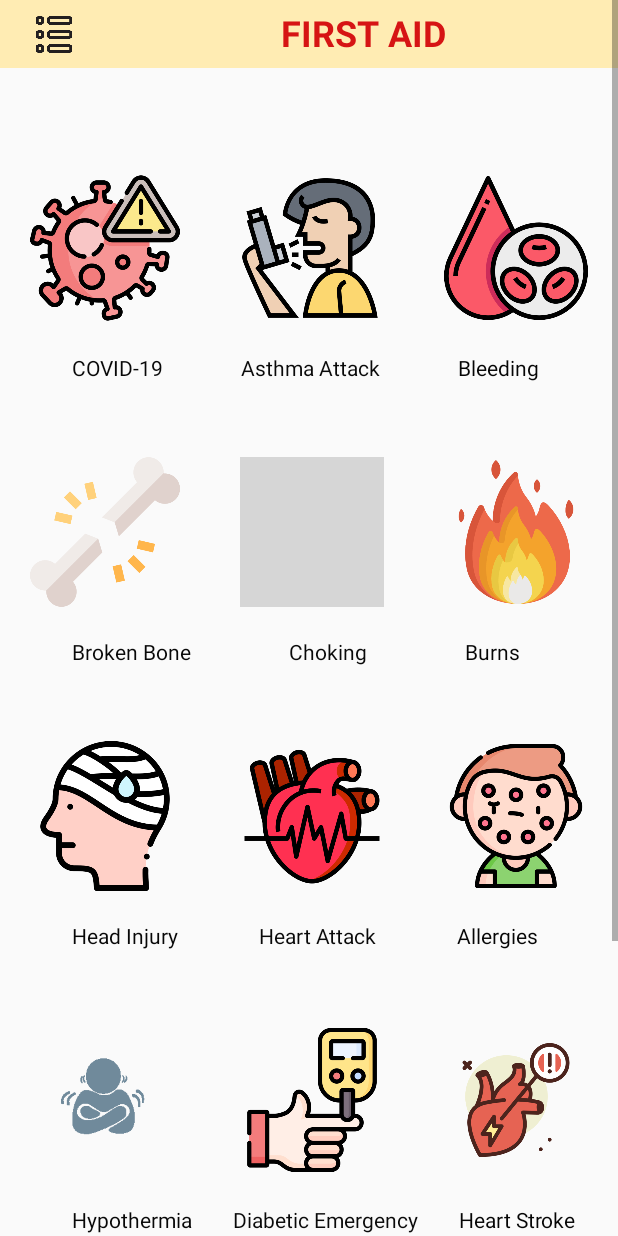
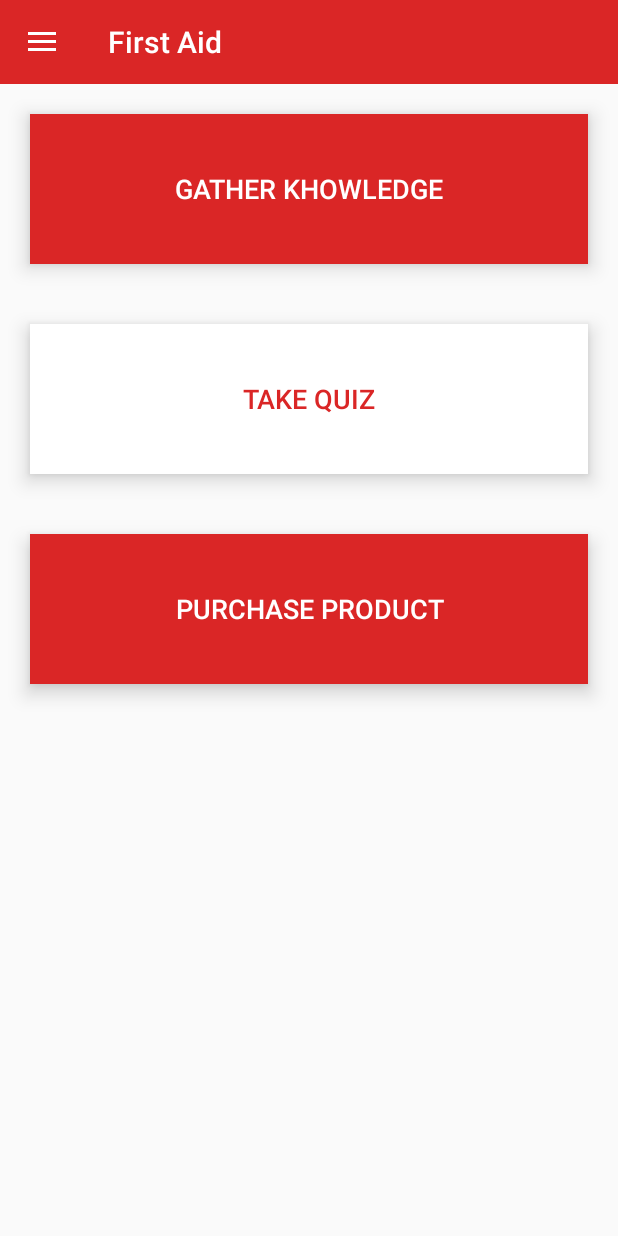
Before and after one commit to Gulsher6862/NewFirstAid, an Android app: the screen it shows after launch (Home before the commit, Dashboard after it), after a tap on "GUEST", on a phone screen of 412 x 824 dp. Run offline under Robolectric (Android 15) with nearby library versions, the light colour scheme and no system bars; our stand-ins replace Firebase (no records; nobody signed in at launch, a user with empty details on screens opened directly); Roboto replaces fonts that are not available here; grey boxes are pictures that could not be loaded.

Commit message:
Dashboard & Side Menu

```diff
--- a/app/src/main/AndroidManifest.xml
+++ b/app/src/main/AndroidManifest.xml
@@ -11,6 +11,7 @@
         android:roundIcon="@mipmap/ic_launcher_round"
         android:supportsRtl="true"
         android:theme="@style/AppTheme">
+        <activity android:name=".Dashboard" />
         <activity android:name=".Stings"></activity>
         <activity android:name=".Poisoning" />
         <activity android:name=".Hypothermia" />
--- /dev/null
+++ b/app/src/main/java/com/example/firstaid/Dashboard.java
@@ -0,0 +1,119 @@
+package com.example.firstaid;
+
+import android.content.Intent;
+import android.os.Bundle;
+import android.view.MenuItem;
+import android.view.View;
+import android.widget.Button;
+import android.widget.TextView;
+
+import androidx.annotation.NonNull;
+import androidx.appcompat.app.ActionBarDrawerToggle;
+import androidx.appcompat.app.AppCompatActivity;
+import androidx.appcompat.widget.Toolbar;
+import androidx.core.view.GravityCompat;
+import androidx.drawerlayout.widget.DrawerLayout;
+
+import com.google.android.gms.tasks.OnCompleteListener;
+import com.google.android.gms.tasks.Task;
+import com.google.android.material.navigation.NavigationView;
+import com.google.firebase.auth.FirebaseAuth;
+import com.google.firebase.firestore.DocumentSnapshot;
+import com.google.firebase.firestore.FirebaseFirestore;
+
+public class Dashboard extends AppCompatActivity implements NavigationView.OnNavigationItemSelectedListener {
+
+    DrawerLayout drawerLayout;
+    NavigationView navigationView;
+    Toolbar toolbar;
+    TextView uname;
+    Button b1,b2,b3;
+
+    private FirebaseAuth mAuth;
+    private FirebaseFirestore db;
+    @Override
+    protected void onCreate(Bundle savedInstanceState) {
+        super.onCreate(savedInstanceState);
+        setContentView(R.layout.activity_dashboard);
+
+        mAuth = FirebaseAuth.getInstance();
+        db = FirebaseFirestore.getInstance();
+
+        drawerLayout = (DrawerLayout)findViewById(R.id.drawer_layout);
+        toolbar = (Toolbar)findViewById(R.id.toolbar);
+        navigationView = (NavigationView)findViewById(R.id.nav_view);
+        navigationView.setNavigationItemSelectedListener(this);
+        setSupportActionBar(toolbar);
+        ActionBarDrawerToggle toggle = new ActionBarDrawerToggle(
+                this, drawerLayout, toolbar, R.string.navigation_drawer_open, R.string.navigation_drawer_close);
+        drawerLayout.addDrawerListener(toggle);
+        toggle.syncState();
+
+        uname = navigationView.getHeaderView(0).findViewById(R.id.mNavUserName);
+        if (mAuth.getCurrentUser()==null){
+            navigationView.getMenu().clear();
+        }
+        else {
+            db.collection("users")
+                    .document(mAuth.getCurrentUser().getUid())
+                    .get()
+                    .addOnCompleteListener(new OnCompleteListener<DocumentSnapshot>() {
+                        @Override
+                        public void onComplete(@NonNull Task<DocumentSnapshot> task) {
+                            DocumentSnapshot document = task.getResult();
+                            uname.setText(document.get("username").toString());
+                        }
+                    });
+        }
+
+
+        b1 = findViewById(R.id.b1);
+        b1.setOnClickListener(new View.OnClickListener() {
+            @Override
+            public void onClick(View view) {
+                Intent intent = new Intent(Dashboard.this,Home.class);
+                startActivity(intent);
+            }
+        });
+
+        b2 = findViewById(R.id.b2);
+        b2.setOnClickListener(new View.OnClickListener() {
+            @Override
+            public void onClick(View view) {
+
+            }
+        });
+
+        b3 = findViewById(R.id.b3);
+        b3.setOnClickListener(new View.OnClickListener() {
+            @Override
+            public void onClick(View view) {
+
+            }
+        });
+    }
+
+    @Override
+    public void onBackPressed() {
+        if (drawerLayout.isDrawerOpen(GravityCompat.START)) {
+            drawerLayout.closeDrawer(GravityCompat.START);
+        } else {
+            super.onBackPressed();
+        }
+    }
+
+    @Override
+    public boolean onNavigationItemSelected(@NonNull MenuItem item) {
+        drawerLayout.closeDrawer(GravityCompat.START);
+        if (item.getItemId()== R.id.logout){
+            mAuth.signOut();
+            Intent intent = new Intent(Dashboard.this,LoginScreen.class);
+            startActivity(intent);
+            finish();
+        }
+        else if (item.getItemId() == R.id.cart){
+
+        }
+        return true;
+    }
+}
--- a/app/src/main/java/com/example/firstaid/LoginScreen.java
+++ b/app/src/main/java/com/example/firstaid/LoginScreen.java
@@ -66,7 +66,7 @@ public class LoginScreen extends AppCompatActivity {
         gstbtn.setOnClickListener(new View.OnClickListener() {
             @Override
             public void onClick(View view) {
-                startActivity(new Intent(LoginScreen.this,Home.class));
+                startActivity(new Intent(LoginScreen.this,Dashboard.class));
             }
         });
 
@@ -89,7 +89,7 @@ public class LoginScreen extends AppCompatActivity {
                                 user = mAuth.getCurrentUser();
                                 b1.setEnabled(true);
                                 Toast.makeText(LoginScreen.this, "Login Success!", Toast.LENGTH_SHORT).show();
-                                startActivity(new Intent(LoginScreen.this,Home.class));
+                                startActivity(new Intent(LoginScreen.this,Dashboard.class));
                                 finish();
                             } else {
                                 // If sign in fails, display a message to the user.
--- a/app/src/main/java/com/example/firstaid/MainActivity.java
+++ b/app/src/main/java/com/example/firstaid/MainActivity.java
@@ -6,19 +6,34 @@ import android.content.Intent;
 import android.os.Bundle;
 import android.os.Handler;
 
+import com.google.firebase.auth.FirebaseAuth;
+
 public class MainActivity extends AppCompatActivity {
 
-    private static int SPLASH_TIME_OUT=4000;
+    private static int SPLASH_TIME_OUT=2000;
+    private FirebaseAuth mAuth;
     @Override
     protected void onCreate(Bundle savedInstanceState) {
         super.onCreate(savedInstanceState);
         setContentView(R.layout.activity_main);
+
+        // Initialize Firebase Auth
+        mAuth = FirebaseAuth.getInstance();
+
         new Handler().postDelayed(new Runnable() {
             @Override
             public void run() {
-                Intent LoginInent = new Intent(MainActivity.this, LoginScreen.class);
-                startActivity(LoginInent);
-                finish();
+
+                if (mAuth.getCurrentUser()!=null){
+                    Intent intent = new Intent(MainActivity.this, Dashboard.class);
+                    startActivity(intent);
+                    finish();
+                }
+                else {
+                    Intent LoginInent = new Intent(MainActivity.this, LoginScreen.class);
+                    startActivity(LoginInent);
+                    finish();
+                }
             }
         },SPLASH_TIME_OUT);
     }
--- /dev/null
+++ b/app/src/main/res/drawable/cart.xml
@@ -0,0 +1,10 @@
+<vector xmlns:android="http://schemas.android.com/apk/res/android"
+    android:width="24dp"
+    android:height="24dp"
+    android:viewportWidth="24"
+    android:viewportHeight="24"
+    android:tint="?attr/colorControlNormal">
+  <path
+      android:fillColor="@android:color/white"
+      android:pathData="M7,18c-1.1,0 -1.99,0.9 -1.99,2S5.9,22 7,22s2,-0.9 2,-2 -0.9,-2 -2,-2zM1,2v2h2l3.6,7.59 -1.35,2.45c-0.16,0.28 -0.25,0.61 -0.25,0.96 0,1.1 0.9,2 2,2h12v-2L7.42,15c-0.14,0 -0.25,-0.11 -0.25,-0.25l0.03,-0.12 0.9,-1.63h7.45c0.75,0 1.41,-0.41 1.75,-1.03l3.58,-6.49c0.08,-0.14 0.12,-0.31 0.12,-0.48 0,-0.55 -0.45,-1 -1,-1L5.21,4l-0.94,-2L1,2zM17,18c-1.1,0 -1.99,0.9 -1.99,2s0.89,2 1.99,2 2,-0.9 2,-2 -0.9,-2 -2,-2z"/>
+</vector>
--- /dev/null
+++ b/app/src/main/res/drawable/logout.xml
@@ -0,0 +1,10 @@
+<vector xmlns:android="http://schemas.android.com/apk/res/android"
+    android:width="24dp"
+    android:height="24dp"
+    android:viewportWidth="24"
+    android:viewportHeight="24"
+    android:tint="?attr/colorControlNormal">
+  <path
+      android:fillColor="@android:color/white"
+      android:pathData="M10.09,15.59L11.5,17l5,-5 -5,-5 -1.41,1.41L12.67,11H3v2h9.67l-2.58,2.59zM19,3H5c-1.11,0 -2,0.9 -2,2v4h2V5h14v14H5v-4H3v4c0,1.1 0.89,2 2,2h14c1.1,0 2,-0.9 2,-2V5c0,-1.1 -0.9,-2 -2,-2z"/>
+</vector>
--- /dev/null
+++ b/app/src/main/res/layout/activity_dashboard.xml
@@ -0,0 +1,80 @@
+<?xml version="1.0" encoding="utf-8"?>
+<androidx.drawerlayout.widget.DrawerLayout xmlns:android="http://schemas.android.com/apk/res/android"
+    xmlns:app="http://schemas.android.com/apk/res-auto"
+    xmlns:tools="http://schemas.android.com/tools"
+    android:id="@+id/drawer_layout"
+    android:layout_width="match_parent"
+    android:layout_height="match_parent"
+    android:fitsSystemWindows="true"
+    tools:openDrawer="start">
+
+    <LinearLayout
+        android:layout_width="match_parent"
+        android:layout_height="match_parent"
+        android:orientation="vertical"
+        tools:context=".Dashboard">
+
+        <com.google.android.material.appbar.AppBarLayout
+            android:layout_width="match_parent"
+            android:layout_height="wrap_content"
+            android:theme="@style/ThemeOverlay.AppCompat.Dark.ActionBar"
+            app:elevation="0dp">
+
+        <androidx.appcompat.widget.Toolbar
+            android:id="@+id/toolbar"
+            android:layout_width="match_parent"
+            android:layout_height="?attr/actionBarSize"
+            android:background="?attr/colorPrimary"
+            app:popupTheme="@style/ThemeOverlay.AppCompat.Light" />
+
+        </com.google.android.material.appbar.AppBarLayout>
+
+        <Button
+            android:id="@+id/b1"
+            android:layout_width="match_parent"
+            android:layout_height="100dp"
+            android:layout_margin="20dp"
+            android:background="@color/colorPrimary"
+            android:elevation="8dp"
+            android:stateListAnimator="@null"
+            android:text="Gather Khowledge"
+            android:textColor="@color/colorWhite"
+            android:textSize="18sp" />
+
+        <Button
+            android:id="@+id/b2"
+            android:layout_width="match_parent"
+            android:layout_height="100dp"
+            android:layout_margin="20dp"
+            android:background="@color/colorWhite"
+            android:elevation="8dp"
+            android:stateListAnimator="@null"
+            android:text="Take Quiz"
+            android:textColor="@color/colorPrimary"
+            android:textSize="18sp" />
+
+        <Button
+            android:id="@+id/b3"
+            android:layout_width="match_parent"
+            android:layout_height="100dp"
+            android:layout_margin="20dp"
+            android:background="@color/colorPrimary"
+            android:elevation="8dp"
+            android:stateListAnimator="@null"
+            android:text="Purchase Product"
+            android:textColor="@color/colorWhite"
+            android:textSize="18sp" />
+
+    </LinearLayout>
+
+    <com.google.android.material.navigation.NavigationView
+        android:layout_width="300dp"
+        android:layout_height="match_parent"
+        android:id="@+id/nav_view"
+        android:layout_gravity="start"
+        android:fitsSystemWindows="true"
+        app:headerLayout="@layout/header"
+        app:menu="@menu/drawer_menu"
+        app:itemIconSize="24dp" />
+
+</androidx.drawerlayout.widget.DrawerLayout>
--- /dev/null
+++ b/app/src/main/res/menu/drawer_menu.xml
@@ -0,0 +1,13 @@
+<?xml version="1.0" encoding="utf-8"?>
+<menu xmlns:android="http://schemas.android.com/apk/res/android">
+
+    <item android:id="@+id/cart"
+        android:title="Your Cart"
+        android:icon="@drawable/cart"
+        android:iconTint="@color/colorBlack"/>
+
+    <item android:id="@+id/logout"
+        android:title="Logout"
+        android:icon="@drawable/logout"
+        android:iconTint="@color/colorBlack"/>
+</menu>
--- a/app/src/main/res/values/strings.xml
+++ b/app/src/main/res/values/strings.xml
@@ -1,3 +1,5 @@
 <resources>
     <string name="app_name">First Aid</string>
+    <string name="navigation_drawer_open">Open navigation drawer</string>
+    <string name="navigation_drawer_close">Close navigation drawer</string>
 </resources>
```
Also changed, not shown: app/src/main/res/drawable/user.xml (added, +10 -0 lines), app/src/main/res/layout/header.xml (added, +32 -0 lines).
